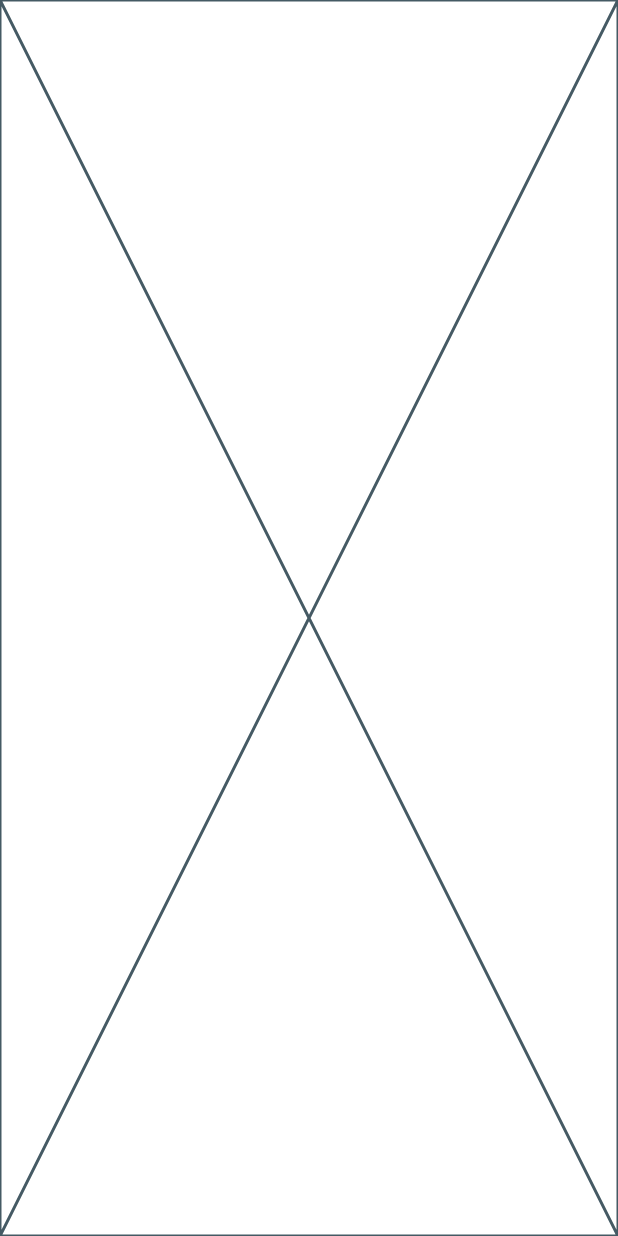
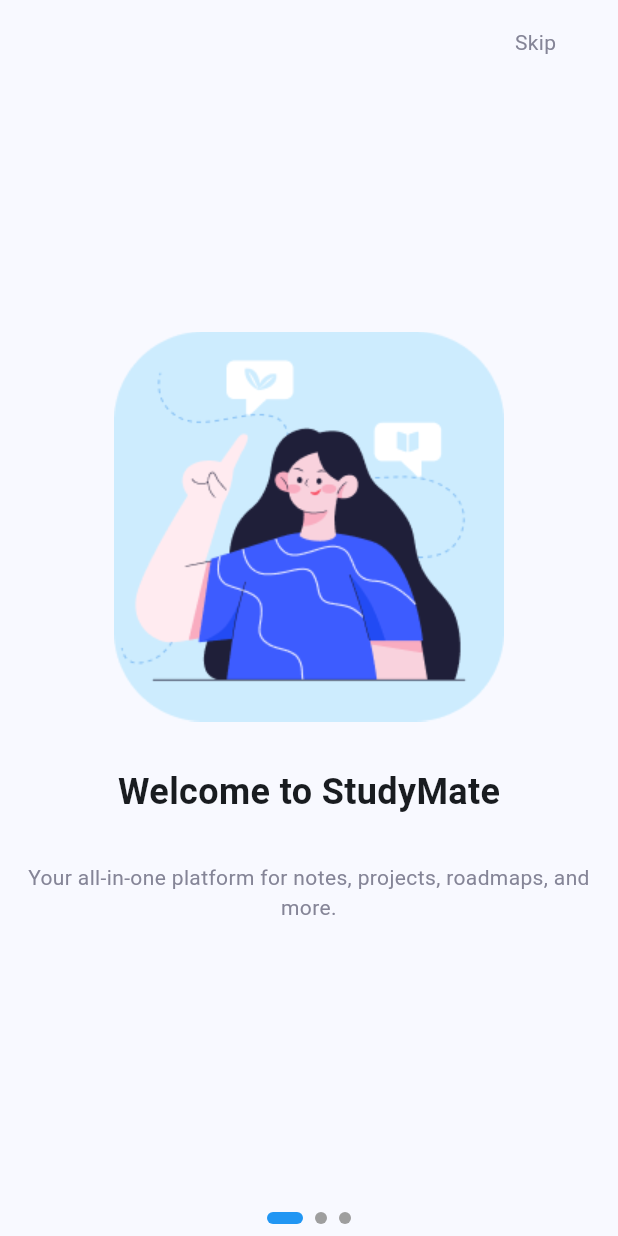
Before and after one commit to kishanchauhan01/StudyMate_app, a Flutter app: the screen it shows after launch, on a phone screen of 412 x 824 dp. Run offline on Flutter 3.47's test engine with Material 3 defaults, Android fonts, the phone set to English and light mode, and no system bars; drawn by our look-alikes of smooth_page_indicator.

Commit message:
add two welcome pages

```diff
--- /dev/null
+++ b/lib/features/auth/screens/get_started_screen.dart
@@ -0,0 +1,12 @@
+import 'package:flutter/material.dart';
+
+class GetStartedScreen extends StatelessWidget {
+  const GetStartedScreen({super.key});
+
+  @override
+  Widget build(BuildContext context) {
+    return Scaffold(
+      body: Center(child: Text("hello")),
+    );
+  }
+}
--- /dev/null
+++ b/lib/features/welcome/screens/on_board_screen.dart
@@ -0,0 +1,120 @@
+import 'package:flutter/material.dart';
+import 'package:smooth_page_indicator/smooth_page_indicator.dart';
+
+class OnBoardScreen extends StatefulWidget {
+  const OnBoardScreen({super.key});
+
+  @override
+  State<OnBoardScreen> createState() => _OnBoardScreenState();
+}
+
+class _OnBoardScreenState extends State<OnBoardScreen> {
+  final PageController _controller = PageController();
+
+  @override
+  Widget build(BuildContext context) {
+    return Scaffold(
+      body: Column(
+        children: [
+          Expanded(
+            child: PageView(
+              controller: _controller,
+
+              children: [
+                OnBoard(
+                  image: "assets/images/welcome_page/illustration_1.png",
+                  title: "Welcome to StudyMate",
+                  description:
+                      "Your all-in-one platform for notes, projects, roadmaps, and more.",
+                  pageCount: 1,
+                ),
+                OnBoard(
+                  image: "assets/images/welcome_page/illustration_2.png",
+                  title: "Learn. Share. Grow.",
+                  description:
+                      "Students and faculty can upload and access study materials, past papers, e-books, and helpful resources in one place.",
+                  pageCount: 2,
+                ),
+                OnBoard(
+                  image: "assets/images/welcome_page/illustration_3.png",
+                  title: "Join Your Institute",
+                  description:
+                      "Register your institute or log in to connect with your academic community. Access shared resources, manage study materials, and collaborate effortlessly.",
+                  pageCount: 3,
+                ),
+              ],
+            ),
+          ),
+          Padding(
+            padding: const EdgeInsets.all(8.0),
+            child: SmoothPageIndicator(
+              controller: _controller,
+              count: 3,
+              effect: const ExpandingDotsEffect(
+                activeDotColor: Colors.blue,
+                dotHeight: 8,
+                dotWidth: 8,
+                spacing: 8,
+              ),
+            ),
+          ),
+        ],
+      ),
+    );
+  }
+}
+
+class OnBoard extends StatelessWidget {
+  final String image;
+  final String title;
+  final String description;
+  final int pageCount;
+
+  const OnBoard({
+    super.key,
+    required this.image,
+    required this.title,
+    required this.description,
+    required this.pageCount,
+  });
+
+  @override
+  Widget build(BuildContext context) {
+    return Scaffold(
+      appBar: AppBar(
+        actions: [
+          if (pageCount == 1)
+            Padding(
+              padding: EdgeInsets.only(
+                right: MediaQuery.of(context).size.width * 0.10,
+              ),
+              child: Text("Skip", style: TextStyle(color: Color(0xFF858597))),
+            ),
+        ],
+      ),
+      body: Padding(
+        padding: const EdgeInsets.symmetric(horizontal: 12.0),
+        child: Column(
+          crossAxisAlignment: CrossAxisAlignment.center,
+          mainAxisAlignment: MainAxisAlignment.center,
+          children: [
+            Image.asset(image),
+            SizedBox(height: 30),
+            Text(
+              title,
+              style: TextStyle(fontSize: 24, fontWeight: FontWeight.bold),
+            ),
+            SizedBox(height: 30),
+            Text(
+              description,
+              textAlign: TextAlign.center,
+              style: TextStyle(fontSize: 14, color: Color(0xFF858597)),
+            ),
+
+            SizedBox(height: 20),
+          ],
+        ),
+      ),
+    );
+  }
+}
--- a/lib/main.dart
+++ b/lib/main.dart
@@ -1,7 +1,19 @@
 import 'package:flutter/material.dart';
+import 'package:flutter/services.dart';
 import 'package:study_mate/widget_tree.dart';
 
 void main() {
+  SystemChrome.setSystemUIOverlayStyle(
+    //transparent mobile status bar
+    const SystemUiOverlayStyle(
+      statusBarColor: Colors.transparent, // fully transparent
+      statusBarIconBrightness:
+          Brightness.dark, // dark icons for light background
+    ),
+  );
+
+  // Ensure that Flutter bindings are initialized
+  WidgetsFlutterBinding.ensureInitialized();
   runApp(const Home());
 }
 
@@ -14,7 +26,7 @@ class Home extends StatelessWidget {
       debugShowCheckedModeBanner: false,
       theme: ThemeData(
         colorScheme: ColorScheme.fromSeed(
-          seedColor: Color(0x00cdecfe),
+          seedColor: const Color.fromARGB(255, 58, 147, 221),
           brightness: Brightness.light,
         ),
       ),
--- a/lib/widget_tree.dart
+++ b/lib/widget_tree.dart
@@ -1,10 +1,11 @@
 import 'package:flutter/material.dart';
+import 'package:study_mate/features/welcome/screens/on_board_screen.dart';
 
 class WidgetTree extends StatelessWidget {
   const WidgetTree({super.key});
 
   @override
   Widget build(BuildContext context) {
-    return const Placeholder();
+    return OnBoardScreen();
   }
 }
--- a/pubspec.yaml
+++ b/pubspec.yaml
@@ -34,6 +34,7 @@ dependencies:
   # The following adds the Cupertino Icons font to your application.
   # Use with the CupertinoIcons class for iOS style icons.
   cupertino_icons: ^1.0.8
+  smooth_page_indicator: ^1.2.1
 
 dev_dependencies:
   flutter_test:
@@ -59,7 +60,7 @@ flutter:
 
   # To add assets to your application, add an assets section, like this:
   assets:
-    - assets/images/
+    - assets/images/welcome_page/
   # An image asset can refer to one or more resolution-specific "variants", see
   # https://flutter.dev/to/resolution-aware-images
 
```
Also changed, not shown: assets/images/welcome_page/illustration_1.png (renamed from assets/images/welcome_page/illustration 01.png), assets/images/welcome_page/illustration_2.png (added), assets/images/welcome_page/illustration_3.png (added), pubspec.lock.
